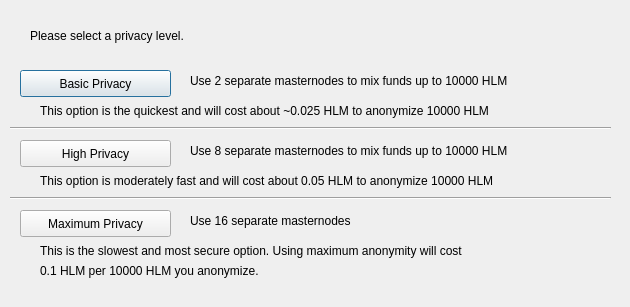
Above: src/qt/forms/obfuscationconfig.ui from heliumchain/squorum before the change. Below: the same form after it.
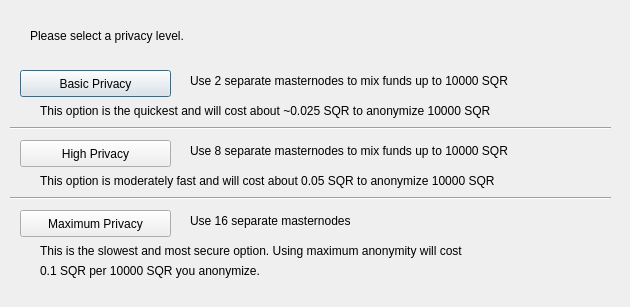
That is the form after the change.

Patch:
```diff
--- a/src/qt/forms/obfuscationconfig.ui
+++ b/src/qt/forms/obfuscationconfig.ui
@@ -75,7 +75,7 @@
     </rect>
    </property>
    <property name="text">
-    <string>Use 2 separate masternodes to mix funds up to 10000 HLM</string>
+    <string>Use 2 separate masternodes to mix funds up to 10000 SQR</string>
    </property>
   </widget>
   <widget class="QLabel" name="label_3">
@@ -88,7 +88,7 @@
     </rect>
    </property>
    <property name="text">
-    <string>Use 8 separate masternodes to mix funds up to 10000 HLM</string>
+    <string>Use 8 separate masternodes to mix funds up to 10000 SQR</string>
    </property>
   </widget>
   <widget class="QLabel" name="label_4">
@@ -114,7 +114,7 @@
     </rect>
    </property>
    <property name="text">
-    <string>This option is the quickest and will cost about ~0.025 HLM to anonymize 10000 HLM</string>
+    <string>This option is the quickest and will cost about ~0.025 SQR to anonymize 10000 SQR</string>
    </property>
   </widget>
   <widget class="QLabel" name="label_7">
@@ -127,7 +127,7 @@
     </rect>
    </property>
    <property name="text">
-    <string>This option is moderately fast and will cost about 0.05 HLM to anonymize 10000 HLM</string>
+    <string>This option is moderately fast and will cost about 0.05 SQR to anonymize 10000 SQR</string>
    </property>
   </widget>
   <widget class="QLabel" name="label_8">
@@ -153,7 +153,7 @@
     </rect>
    </property>
    <property name="text">
-    <string>0.1 HLM per 10000 HLM you anonymize.</string>
+    <string>0.1 SQR per 10000 SQR you anonymize.</string>
    </property>
   </widget>
   <widget class="Line" name="line">
```
